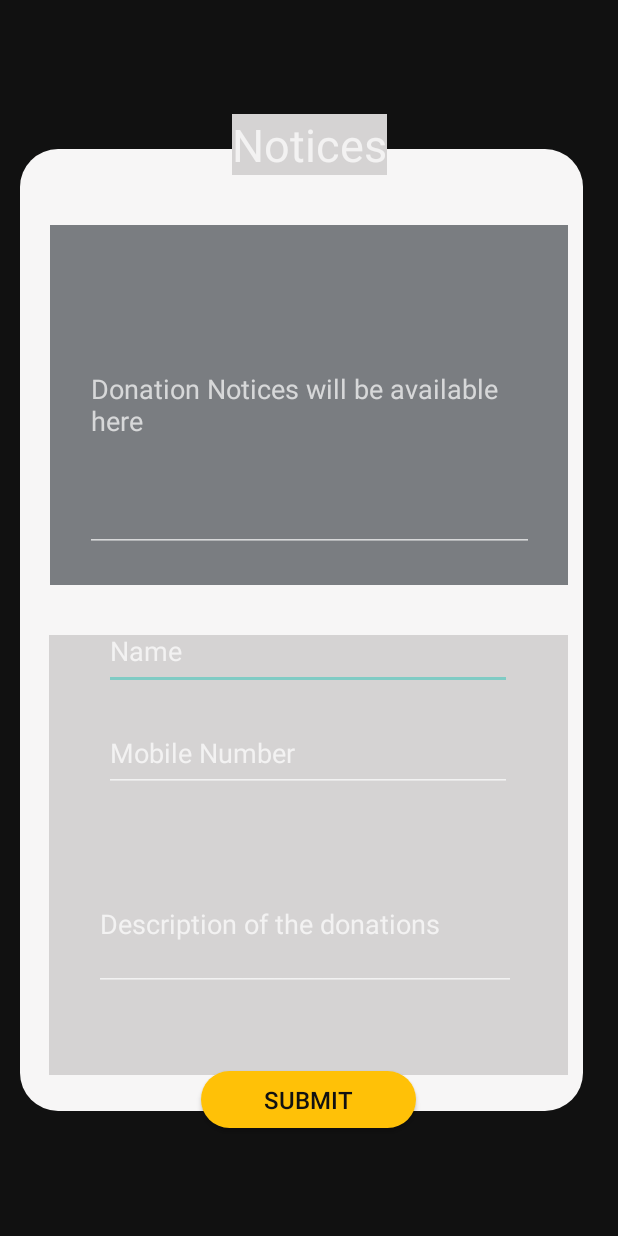
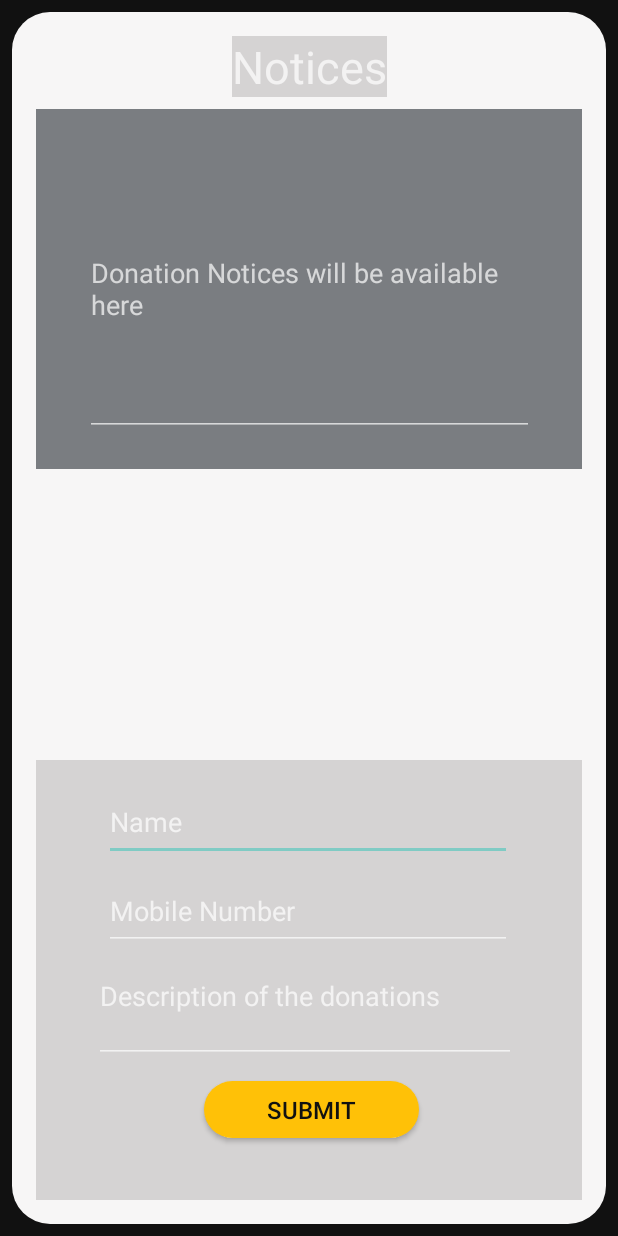
Before and after one commit to HIMESH1018/surge, an Android app: the screen it shows after launch (Notices), on a phone screen of 412 x 824 dp. Run offline under Robolectric (Android 15) with nearby library versions, the phone set to English and light mode, and no system bars; our stand-ins replace Firebase (no records; nobody signed in at launch, a user with empty details on screens opened directly).

Commit message:
Firebase Issue was fixed

```diff
--- a/app/build.gradle
+++ b/app/build.gradle
@@ -26,14 +26,14 @@ android {
 
 dependencies {
     implementation fileTree(dir: 'libs', include: ['*.jar'])
-    implementation 'com.google.firebase:firebase-analytics:17.2.2'
+    implementation 'com.google.firebase:firebase-analytics:17.4.3'
 
     implementation 'androidx.appcompat:appcompat:1.0.0'
     implementation 'androidx.constraintlayout:constraintlayout:1.1.3'
     implementation 'com.google.android.material:material:1.0.0'
     implementation 'androidx.annotation:annotation:1.0.0'
     implementation 'androidx.lifecycle:lifecycle-extensions:2.0.0'
-    implementation 'com.google.firebase:firebase-database:16.0.4'
+    implementation 'com.google.firebase:firebase-database:19.3.0'
 
     testImplementation 'junit:junit:4.12'
     androidTestImplementation 'androidx.test.ext:junit:1.1.1'
--- a/app/src/main/java/com/example/surge/Notices.java
+++ b/app/src/main/java/com/example/surge/Notices.java
@@ -1,5 +1,6 @@
 package com.example.surge;
 
+import androidx.annotation.NonNull;
 import androidx.appcompat.app.AppCompatActivity;
 
 import android.os.Bundle;
@@ -9,6 +10,8 @@ import android.widget.Button;
 import android.widget.EditText;
 import android.widget.Toast;
 
+import com.google.android.gms.tasks.OnCompleteListener;
+import com.google.android.gms.tasks.Task;
 import com.google.firebase.database.DatabaseReference;
 import com.google.firebase.database.FirebaseDatabase;
 
@@ -29,8 +32,7 @@ public class Notices extends AppCompatActivity {
         login = findViewById(R.id.login);
 
         not1 = new Notice();
-        FirebaseDatabase.getInstance().setPersistenceEnabled(true);
-        dbRef = FirebaseDatabase.getInstance().getReference();
+        dbRef = FirebaseDatabase.getInstance().getReference().child("Notice");
 
 
         login.setOnClickListener(new View.OnClickListener() {
@@ -46,8 +48,21 @@ public class Notices extends AppCompatActivity {
                  else {
                     not1.setName(editText2.getText().toString().trim());
 
-                    dbRef.child("Notice").push().setValue(not1);
-                    Toast.makeText(getApplicationContext(), "Data Added", Toast.LENGTH_SHORT).show();
+                    dbRef.push().setValue(not1).addOnCompleteListener(new OnCompleteListener<Void>() {
+                        @Override
+                        public void onComplete(@NonNull Task<Void> task)
+                        {
+                            if(task.isSuccessful())
+                            {
+                                Toast.makeText(getApplicationContext(), "Data Added", Toast.LENGTH_SHORT).show();
+                            }
+                            else
+                            {
+                                Toast.makeText(getApplicationContext(), "Failed to add data", Toast.LENGTH_SHORT).show();
+                            }
+                        }
+                    });
+
                 }
             }
         });
--- a/app/src/main/res/layout/activity_notices.xml
+++ b/app/src/main/res/layout/activity_notices.xml
@@ -9,10 +9,14 @@
 
     <View
         android:id="@+id/view8"
-        android:layout_width="375dp"
-        android:layout_height="641dp"
+        android:layout_width="match_parent"
+        android:layout_height="0dp"
+        android:layout_marginStart="8dp"
+        android:layout_marginLeft="8dp"
         android:layout_marginTop="8dp"
         android:layout_marginEnd="8dp"
+        android:layout_marginRight="8dp"
+        android:layout_marginBottom="8dp"
         android:background="@drawable/background"
         android:backgroundTint="@color/white"
         app:layout_constraintBottom_toBottomOf="parent"
@@ -20,42 +24,49 @@
         app:layout_constraintHorizontal_bias="0.476"
         app:layout_constraintStart_toStartOf="parent"
         app:layout_constraintTop_toTopOf="parent"
-        app:layout_constraintVertical_bias="0.524"
-        android:layout_marginRight="8dp" />
+        app:layout_constraintVertical_bias="0.524" />
 
     <TextView
         android:id="@+id/textView10"
         android:layout_width="wrap_content"
         android:layout_height="wrap_content"
-        android:layout_marginTop="76dp"
+        android:layout_marginTop="16dp"
+        android:background="@color/ash1"
         android:text="Notices"
         android:textSize="30dp"
-        android:background="@color/ash1"
         app:layout_constraintEnd_toEndOf="parent"
         app:layout_constraintStart_toStartOf="parent"
-        app:layout_constraintTop_toTopOf="parent" />
+        app:layout_constraintTop_toTopOf="@+id/view8" />
 
     <View
         android:id="@+id/divider"
-        android:layout_width="346dp"
+        android:layout_width="0dp"
         android:layout_height="293dp"
-        android:layout_marginTop="448dp"
+        android:layout_marginStart="24dp"
+        android:layout_marginLeft="24dp"
+        android:layout_marginEnd="24dp"
+        android:layout_marginRight="24dp"
         android:layout_marginBottom="24dp"
         android:background="@color/ash1"
-        app:layout_constraintBottom_toBottomOf="@+id/view8"
+        app:layout_constraintBottom_toBottomOf="parent"
         app:layout_constraintEnd_toEndOf="parent"
-        app:layout_constraintHorizontal_bias="0.492"
+        app:layout_constraintHorizontal_bias="1.0"
         app:layout_constraintStart_toStartOf="parent"
-        app:layout_constraintTop_toTopOf="parent"
+        app:layout_constraintTop_toBottomOf="@+id/divider2"
         app:layout_constraintVertical_bias="1.0" />
 
     <View
         android:id="@+id/divider2"
-        android:layout_width="345dp"
+        android:layout_width="0dp"
         android:layout_height="240dp"
+        android:layout_marginStart="24dp"
+        android:layout_marginLeft="24dp"
+        android:layout_marginTop="8dp"
+        android:layout_marginEnd="24dp"
+        android:layout_marginRight="24dp"
         android:background="@color/ash"
-        app:layout_constraintBottom_toTopOf="@+id/divider"
         app:layout_constraintEnd_toEndOf="parent"
+        app:layout_constraintHorizontal_bias="0.484"
         app:layout_constraintStart_toStartOf="parent"
         app:layout_constraintTop_toBottomOf="@+id/textView10" />
 
@@ -63,61 +74,61 @@
         android:id="@+id/editText2"
         android:layout_width="272dp"
         android:layout_height="51dp"
-        android:layout_marginTop="292dp"
+        android:layout_marginTop="16dp"
         android:ems="10"
         android:hint="Name"
         android:inputType="textPersonName"
         app:layout_constraintEnd_toEndOf="parent"
         app:layout_constraintHorizontal_bias="0.496"
         app:layout_constraintStart_toStartOf="parent"
-        app:layout_constraintTop_toBottomOf="@+id/textView10" />
+        app:layout_constraintTop_toTopOf="@+id/divider" />
 
     <EditText
         android:id="@+id/editText3"
         android:layout_width="272dp"
         android:layout_height="51dp"
-        android:layout_marginTop="360dp"
+        android:layout_marginTop="8dp"
         android:ems="10"
         android:hint="Mobile Number"
         android:inputType="textPersonName"
         app:layout_constraintEnd_toEndOf="parent"
         app:layout_constraintHorizontal_bias="0.496"
         app:layout_constraintStart_toStartOf="parent"
-        app:layout_constraintTop_toBottomOf="@+id/textView10" />
+        app:layout_constraintTop_toBottomOf="@+id/editText2" />
 
     <EditText
         android:id="@+id/editText4"
         android:layout_width="281dp"
         android:layout_height="67dp"
-        android:layout_marginBottom="80dp"
+        android:layout_marginTop="8dp"
         android:ems="10"
         android:gravity="start|top"
+        android:hint="Description of the donations"
         android:inputType="textMultiLine"
-        android:hint="Description of the donations"
-        app:layout_constraintBottom_toBottomOf="@+id/view8"
         app:layout_constraintEnd_toEndOf="parent"
         app:layout_constraintHorizontal_bias="0.482"
-        app:layout_constraintStart_toStartOf="parent" />
+        app:layout_constraintStart_toStartOf="parent"
+        app:layout_constraintTop_toBottomOf="@+id/editText3" />
 
     <Button
         android:id="@+id/login"
         android:layout_width="143dp"
         android:layout_height="38dp"
         android:layout_gravity="start"
-        android:layout_marginStart="4dp"
-        android:layout_marginLeft="4dp"
+        android:layout_marginStart="8dp"
+        android:layout_marginLeft="8dp"
+        android:layout_marginTop="12dp"
         android:layout_marginEnd="8dp"
         android:layout_marginRight="8dp"
-        android:layout_marginBottom="72dp"
         android:background="@drawable/button1"
         android:backgroundTint="@color/yellow"
         android:text="Submit"
         android:textColor="@color/black"
         android:textSize="16sp"
-        app:layout_constraintBottom_toBottomOf="parent"
         app:layout_constraintEnd_toEndOf="parent"
         app:layout_constraintHorizontal_bias="0.507"
-        app:layout_constraintStart_toStartOf="parent" />
+        app:layout_constraintStart_toStartOf="parent"
+        app:layout_constraintTop_toBottomOf="@+id/editText4" />
 
     <AutoCompleteTextView
         android:id="@+id/autoCompleteTextView"
```
